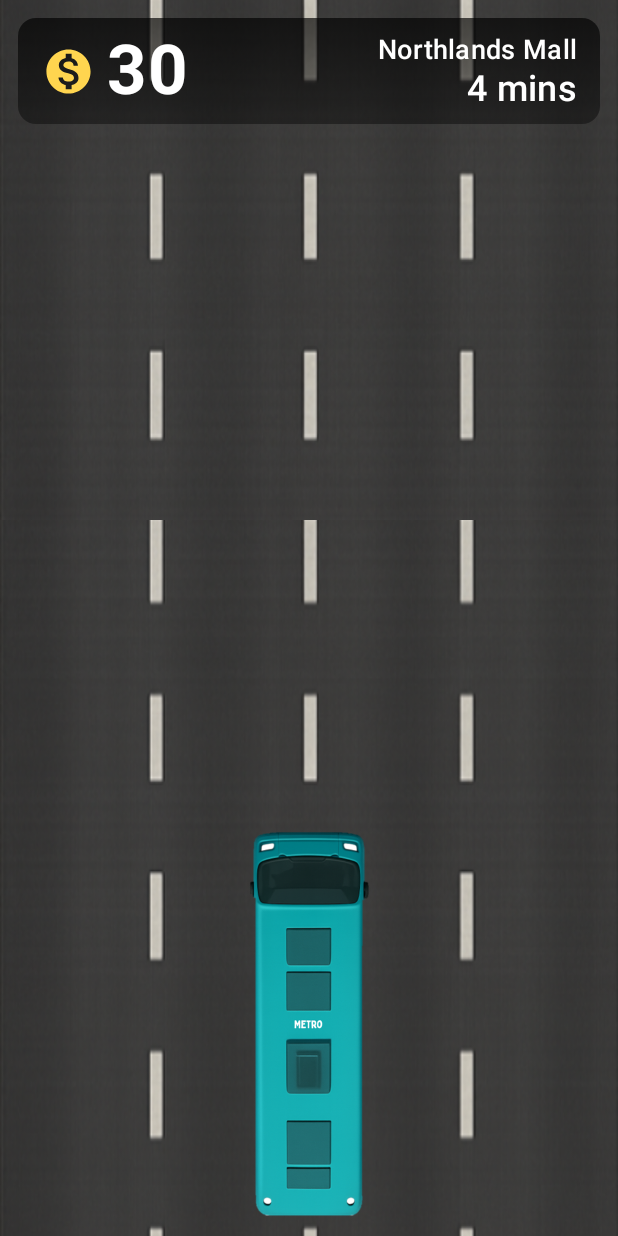
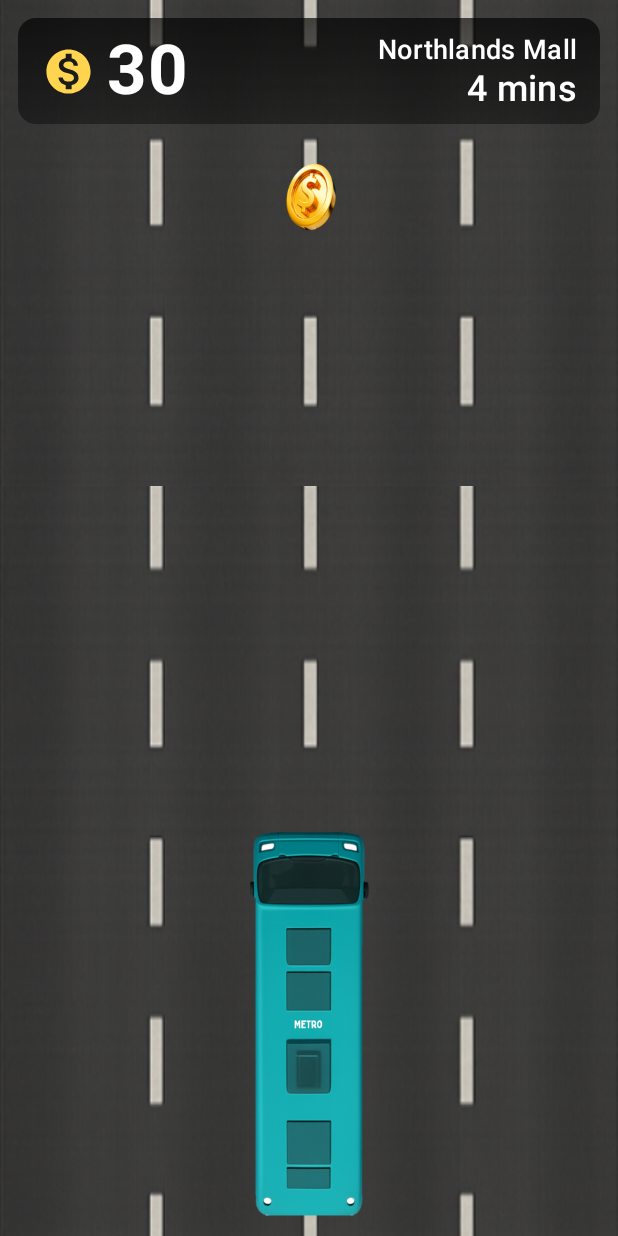
Before and after one commit to SaxySam/SENG303_A2_Bus_Buddy, an Android app built with Jetpack Compose: the screen it shows after launch (MainActivity), on a phone screen of 412 x 824 dp. Run offline under Robolectric (Android 15) with nearby library versions, the phone set to English and light mode, and no system bars.

Commit message:
create coin animation that moves with the road

```diff
--- /dev/null
+++ b/app/src/main/java/nz/ac/canterbury/seng303/busbuddy/composables/Coin.kt
@@ -0,0 +1,73 @@
+package nz.ac.canterbury.seng303.busbuddy.composables
+
+import androidx.compose.animation.core.LinearEasing
+import androidx.compose.animation.core.animateFloat
+import androidx.compose.animation.core.infiniteRepeatable
+import androidx.compose.animation.core.rememberInfiniteTransition
+import androidx.compose.animation.core.tween
+import androidx.compose.foundation.Image
+import androidx.compose.foundation.layout.Box
+import androidx.compose.foundation.layout.fillMaxSize
+import androidx.compose.foundation.layout.size
+import androidx.compose.runtime.Composable
+import androidx.compose.runtime.getValue
+import androidx.compose.runtime.mutableFloatStateOf
+import androidx.compose.runtime.remember
+import androidx.compose.runtime.setValue
+import androidx.compose.ui.Alignment
+import androidx.compose.ui.Modifier
+import androidx.compose.ui.graphics.graphicsLayer
+import androidx.compose.ui.layout.onSizeChanged
+import androidx.compose.ui.platform.LocalDensity
+import androidx.compose.ui.res.painterResource
+import androidx.compose.ui.unit.dp
+import nz.ac.canterbury.seng303.busbuddy.R
+
+@Composable
+fun Coin(
+    modifier: Modifier = Modifier,
+    coinSizeDp: Int = 55,
+    pixelsPerSecond: Float = 1000f,
+    initialYRatio: Float = -0.2f  // start slightly above the screen
+) {
+    val coinResId: Int = R.drawable.coin
+    val density = LocalDensity.current
+    var containerHeightPx by remember { mutableFloatStateOf(0f) }
+    val coinSizePx = with(density) { coinSizeDp.dp.toPx() }
+    val distance = if (containerHeightPx <= 0f) 1f else containerHeightPx
+    val transition = rememberInfiniteTransition()
+
+    val phasePx by transition.animateFloat(
+        initialValue = 0f,
+        targetValue = distance,
+        animationSpec = infiniteRepeatable(
+            tween(
+                durationMillis = ((distance / pixelsPerSecond) * 1000f).toInt().coerceAtLeast(1),
+                easing = LinearEasing
+            )
+        )
+    )
+
+    Box(
+        modifier = modifier
+            .fillMaxSize()
+            .onSizeChanged { size ->
+                containerHeightPx = size.height.toFloat()
+            }
+    ) {
+        if (containerHeightPx > 0f) {
+            val startOffset = containerHeightPx * initialYRatio - coinSizePx
+
+            Image(
+                painter = painterResource(id = coinResId),
+                contentDescription = "Moving Coin",
+                modifier = Modifier
+                    .size(coinSizeDp.dp)
+                    .align(Alignment.TopCenter)
+                    .graphicsLayer {
+                        translationY = startOffset + phasePx
+                    }
+            )
+        }
+    }
+}
--- a/app/src/main/java/nz/ac/canterbury/seng303/busbuddy/composables/MainGameplay.kt
+++ b/app/src/main/java/nz/ac/canterbury/seng303/busbuddy/composables/MainGameplay.kt
@@ -21,6 +21,9 @@ fun MainGameplay(modifier: Modifier = Modifier) {
         Road(
             Modifier.fillMaxSize()
         )
+        Coin(
+            modifier = Modifier.fillMaxSize()
+        )
         Bus()
         HUD(
             player,
```
